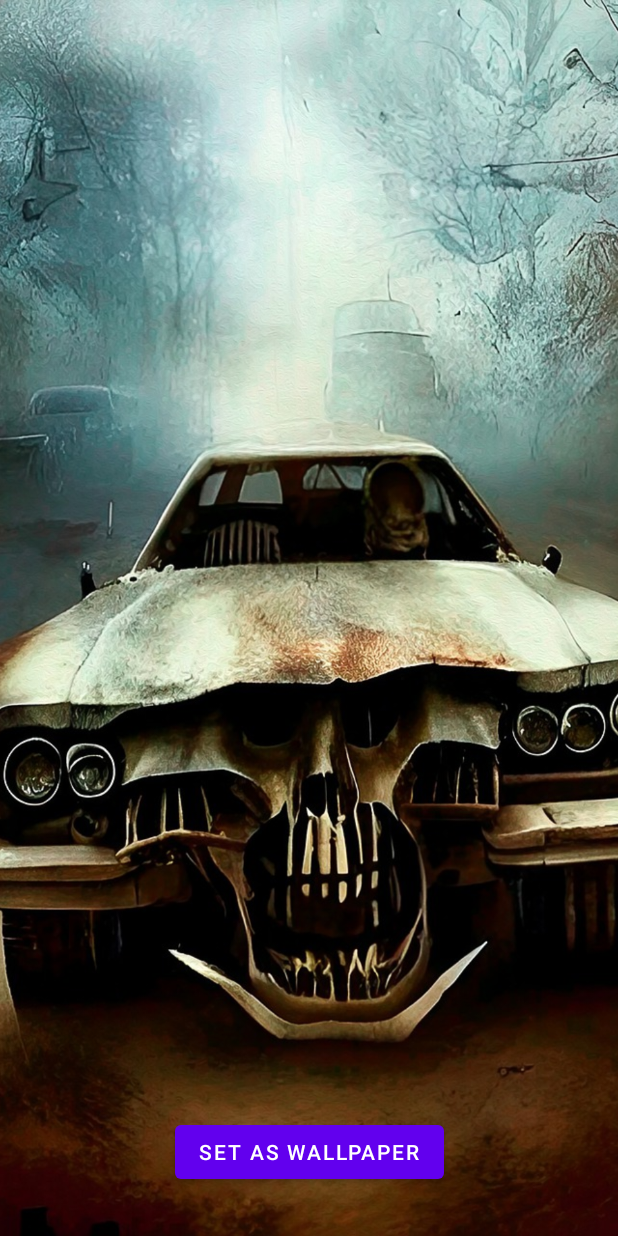
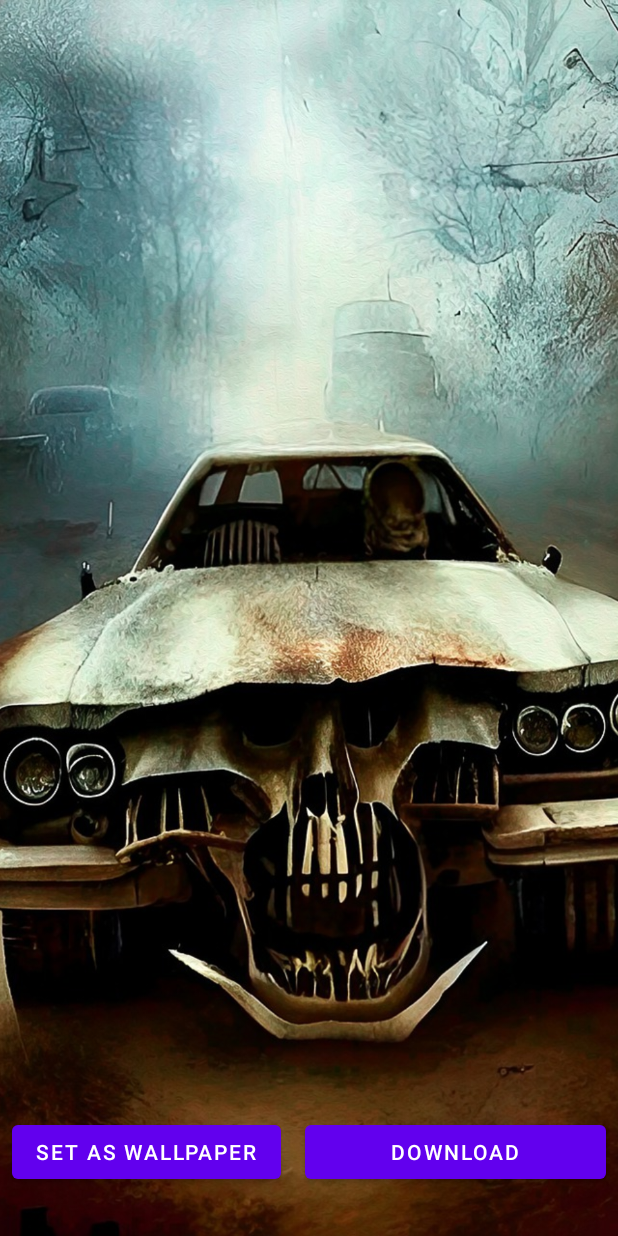
Before and after one commit to dchugunoff/PhoneWalls, an Android app: the layout fragment_selected_image.xml on its own in the app's theme, with its tools: preview values and no code run, on a phone screen of 412 x 824 dp. Run offline under Robolectric (Android 15) with nearby library versions, the phone set to English and light mode, and no system bars; network calls fail; Roboto replaces fonts that are not available here.

Commit message:
created DownloadManager

```diff
--- a/app/src/main/AndroidManifest.xml
+++ b/app/src/main/AndroidManifest.xml
@@ -4,6 +4,7 @@
 
     <uses-permission android:name="android.permission.INTERNET"/>
     <uses-permission android:name="android.permission.SET_WALLPAPER"/>
+    <uses-permission android:name="android.permission.WRITE_EXTERNAL_STORAGE"/>
 
     <application
         android:allowBackup="true"
@@ -23,6 +24,11 @@
                 <category android:name="android.intent.category.LAUNCHER" />
             </intent-filter>
         </activity>
+        <receiver android:name=".data.downloader.DownloadCompletedReceiver" android:exported="true">
+            <intent-filter>
+                <action android:name="android.intent.action.DOWNLOAD_COMPLETED"/>
+            </intent-filter>
+        </receiver>
         <meta-data
             android:name="preloaded_fonts"
             android:resource="@array/preloaded_fonts" />
--- /dev/null
+++ b/app/src/main/java/com/chugunov/phonewalls/data/downloader/Downloader.kt
@@ -0,0 +1,6 @@
+package com.chugunov.phonewalls.data.downloader
+
+interface Downloader {
+
+    fun downloadFile(url: String): Long
+}
--- a/app/src/main/res/layout/fragment_selected_image.xml
+++ b/app/src/main/res/layout/fragment_selected_image.xml
@@ -22,9 +22,22 @@
         android:layout_width="wrap_content"
         android:layout_height="wrap_content"
         android:layout_marginBottom="32dp"
-        android:text="set as wallpaper"
+        android:layout_marginEnd="8dp"
+        android:layout_marginStart="8dp"
+        android:text="@string/set_as_wallpaper"
         app:layout_constraintBottom_toBottomOf="@+id/selected_image"
-        app:layout_constraintEnd_toEndOf="parent"
+        app:layout_constraintEnd_toStartOf="@id/download_button"
         app:layout_constraintStart_toStartOf="parent" />
 
+    <Button
+        android:id="@+id/download_button"
+        android:layout_width="0dp"
+        android:layout_height="wrap_content"
+        android:text="@string/download"
+        android:layout_marginStart="8dp"
+        android:layout_marginEnd="8dp"
+        app:layout_constraintBottom_toBottomOf="@+id/set_wallpaper_button"
+        app:layout_constraintEnd_toEndOf="parent"
+        app:layout_constraintStart_toEndOf="@+id/set_wallpaper_button" />
+
 </androidx.constraintlayout.widget.ConstraintLayout>
--- a/app/src/main/res/values/strings.xml
+++ b/app/src/main/res/values/strings.xml
@@ -3,4 +3,6 @@
     <string name="wallpaper">Wallpaper</string>
     <string name="lock_screen">Lock screen</string>
     <string name="wallpaper_and_lock_screen">Wallpaper and lock screen</string>
+    <string name="download">Download</string>
+    <string name="set_as_wallpaper">set as wallpaper</string>
 </resources>
```
Also changed, not shown: app/src/main/java/com/chugunov/phonewalls/data/downloader/DownloadComplitedReceiver.kt (added, +18 -0 lines), app/src/main/java/com/chugunov/phonewalls/data/downloader/ImageDownloader.kt (added, +20 -0 lines), app/src/main/java/com/chugunov/phonewalls/presentation/SelectedImageFragment.kt (+46 -0 lines).
